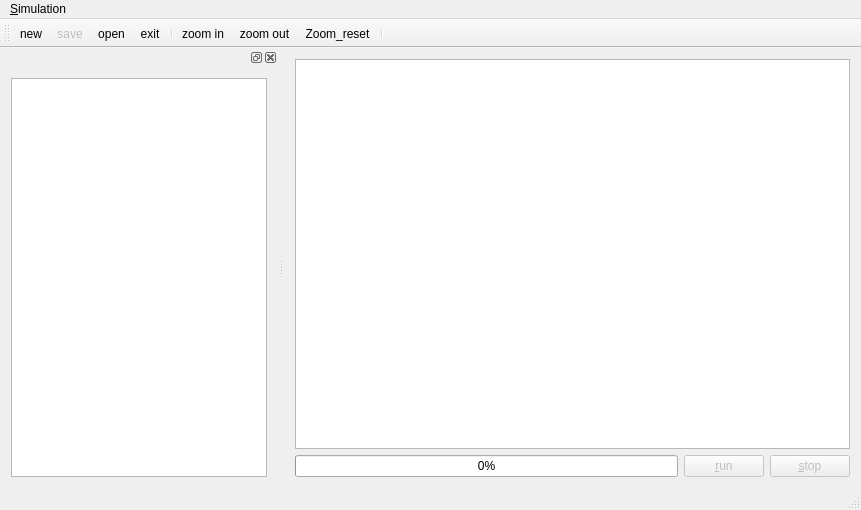
Before: the Qt Designer form src/gui/mainwindow.ui in gregorburger/CityDrain3, drawn with Qt 5.
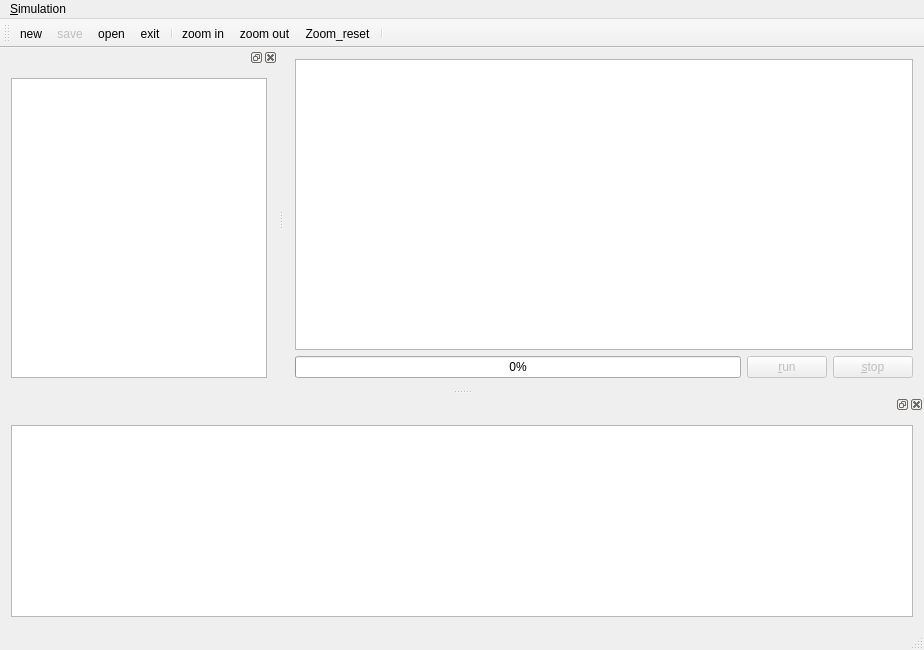
After: the same form once the commit is applied. Icons and pictures are not drawn.

What changed in the file:
```diff
--- a/src/gui/mainwindow.ui
+++ b/src/gui/mainwindow.ui
@@ -6,8 +6,8 @@
    <rect>
     <x>0</x>
     <y>0</y>
-    <width>861</width>
-    <height>510</height>
+    <width>924</width>
+    <height>650</height>
    </rect>
   </property>
   <property name="windowTitle">
@@ -68,7 +68,7 @@
     <rect>
      <x>0</x>
      <y>0</y>
-     <width>861</width>
+     <width>924</width>
      <height>23</height>
     </rect>
    </property>
@@ -135,6 +135,22 @@
     </layout>
    </widget>
   </widget>
+  <widget class="QDockWidget" name="dockWidget_2">
+   <attribute name="dockWidgetArea">
+    <number>8</number>
+   </attribute>
+   <widget class="QWidget" name="dockWidgetContents_2">
+    <layout class="QHBoxLayout" name="horizontalLayout_2">
+     <item>
+      <widget class="QPlainTextEdit" name="logWidget">
+       <property name="readOnly">
+        <bool>true</bool>
+       </property>
+      </widget>
+     </item>
+    </layout>
+   </widget>
+  </widget>
   <action name="actionAdd_Plugin">
    <property name="enabled">
     <bool>false</bool>
```
Left out of the diff: 28 changed lines with no effect on the pictures.
